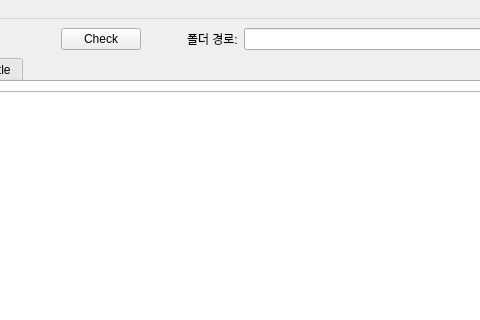
First picture: the form in mainwindow.ui, repository coreanq/table_editor3, before the edit; both pictures show x 186 to 666 and y 0 to 320 of the 1095 by 720 pixel window.
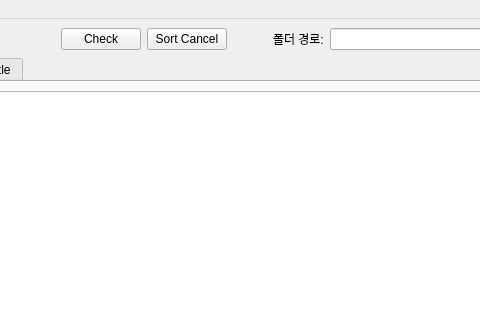
Second picture: the form after the edit.

Diff of the .ui file:
```diff
--- a/mainwindow.ui
+++ b/mainwindow.ui
@@ -44,6 +44,13 @@
         </property>
        </widget>
       </item>
+      <item>
+       <widget class="QPushButton" name="btnSortCancel">
+        <property name="text">
+         <string>Sort Cancel</string>
+        </property>
+       </widget>
+      </item>
       <item>
        <spacer name="horizontalSpacer">
         <property name="orientation">
```
